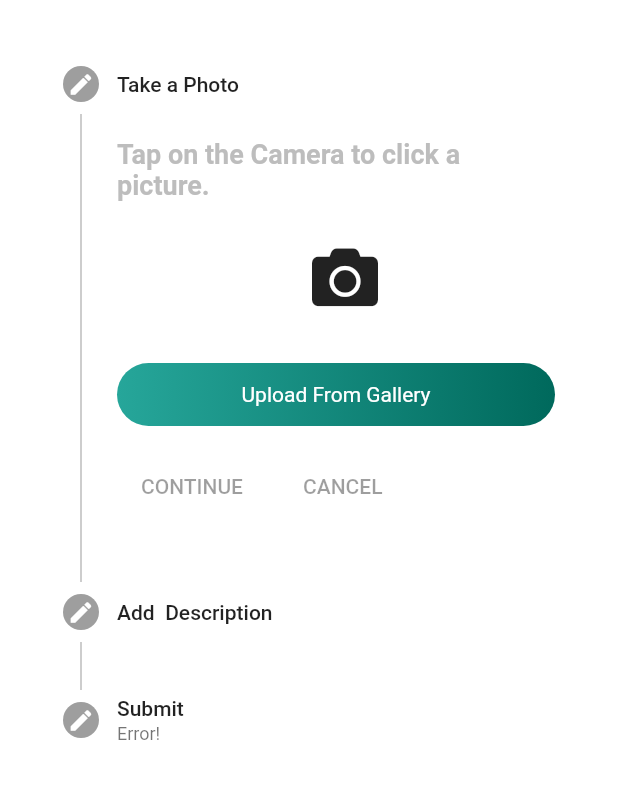
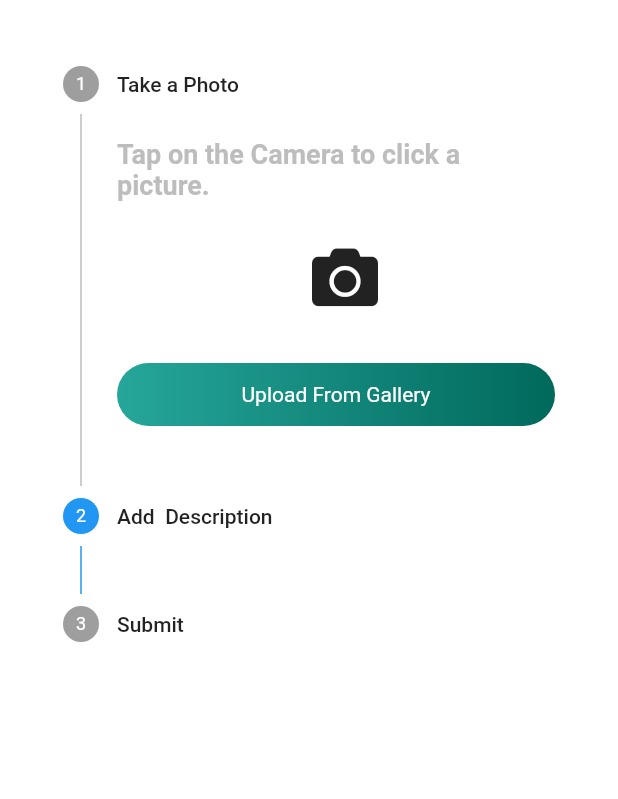
Before and after one commit to justdvnsh/Civilcops, a Flutter app: the ReportScreen screen opened by its route, after a tap on "Proceed", on a phone screen of 412 x 824 dp, the part 84-883 px from its top. Run offline on Flutter 3.47's test engine with Material 2 defaults, Android fonts, the phone set to English and light mode, and no system bars; our stand-ins replace fluttertoast, font_awesome_flutter, geolocator, get_it, google_maps_flutter, intro_slider and 3 more.

Commit message:
added minor fixes

```diff
--- /dev/null
+++ b/app/lib/business_logic/models/complaints.dart
@@ -0,0 +1,40 @@
+class Complaint {
+
+  String complaintIdentity;
+  String concernedDept;
+  String imageUrl;
+  String description;
+  String attachment;
+  String status;
+  String userNumber;
+
+  Complaint({this.complaintIdentity, this.concernedDept, this.imageUrl, this.attachment, this.description, this.status, this.userNumber});
+
+  String getComplaintIdentity() {
+    return this.complaintIdentity;
+  }
+
+  String getConcernedDept() {
+    return this.concernedDept;
+  }
+
+  String getImageUrl() {
+    return this.imageUrl;
+  }
+
+  String getDescription() {
+    return this.description;
+  }
+
+  String getAttachment() {
+    return this.attachment;
+  }
+
+  String getStatus() {
+    return this.status;
+  }
+
+  String getUserNumber() {
+    return this.userNumber;
+  }
+}
--- a/app/lib/business_logic/viewmodels/home/register_complaint_viewmodel.dart
+++ b/app/lib/business_logic/viewmodels/home/register_complaint_viewmodel.dart
@@ -7,100 +7,8 @@ class RegisterComplaintViewModel extends ChangeNotifier {
   int _currentSteps = 0;
   static bool _complete = false;
 
-  List<Step> _steps = [
-    Step(
-      title: const Text('Take a Photo'),
-      isActive: _complete == true ? true : false,
-      state: _complete == true ? StepState.complete : StepState.editing,
-      content: Column(
-        mainAxisAlignment: MainAxisAlignment.center,
-        children: <Widget>[
-          Text(
-            "Tap on the Camera to click a picture.",
-            style: TextStyle(
-              fontSize: 18,
-              fontWeight: FontWeight.bold,
-              color: Colors.grey[400]
-            ),
-          ),
-          SizedBox(
-            height: 20,
-          ),
-          IconButton(
-            icon: Icon(FontAwesomeIcons.camera, size: 44,),
-            onPressed: () {},
-          ),
-          SizedBox(
-            height: 40,
-          ),
-          CustomButtons(
-            buttonText: "Upload From Gallery",
-            onPressed: () {},
-            textSize: 14,
-          ),
-        ],
-      ),
-    ),
-    Step(
-      isActive: _complete == true ? true : false,
-      state: _complete == true ? StepState.complete : StepState.editing,
-      title: const Text('Add  Description'),
-      content: Column(
-        children: <Widget>[
-          Align(
-            alignment: Alignment.centerLeft,
-            child: Text(
-              "Add Description.",
-              style: TextStyle(
-                fontSize: 18,
-                fontWeight: FontWeight.bold,
-                color: Colors.grey[400]
-              ),
-            ),
-          ),
-          SizedBox(height: 20,),
-          TextFormField(
-            keyboardType: TextInputType.multiline,
-            decoration: InputDecoration(
-              hintText: "Description",
-              focusedBorder: OutlineInputBorder(
-                borderSide: const BorderSide(color: Colors.grey)
-              ),
-              enabledBorder: OutlineInputBorder(
-                borderSide: const BorderSide(color: Colors.grey)
-              ),
-              contentPadding: const EdgeInsets.all(40)
-            ),
-          ),
-          SizedBox(height: 20,),
-          Row(
-            mainAxisAlignment: MainAxisAlignment.end,
-            children: <Widget>[
-              Icon(FontAwesomeIcons.paperclip, size: 20, color: Colors.teal[400],),
-              Text("Attach File", style: TextStyle(color: Colors.teal[400]),),
-            ],
-          ),
-        ],
-      ),
-    ),
-    Step(
-      isActive: _complete == true ? true : false,
-      state: _complete == true ? StepState.complete : StepState.editing,
-      title: const Text('Submit'),
-      subtitle: const Text("Error!"),
-      content: Column(
-        children: <Widget>[
-          CircleAvatar(
-            backgroundColor: Colors.red,
-          )
-        ],
-      ),
-    ),
-  ];
-
-
-  next() {
-    _currentSteps + 1 != _steps.length ? goTo(_currentSteps + 1) : _complete = true;
+  next(int length) {
+    _currentSteps + 1 != length ? goTo(_currentSteps + 1) : _complete = true;
     notifyListeners();
   }
 
@@ -119,5 +27,4 @@ class RegisterComplaintViewModel extends ChangeNotifier {
 
   int get currentSteps => _currentSteps;
   bool get complete => _complete;
-  List<Step> get steps => _steps;
 }
--- a/app/lib/screens/home/bottomBar/reportScreen.dart
+++ b/app/lib/screens/home/bottomBar/reportScreen.dart
@@ -1,3 +1,4 @@
+import 'package:civilcops/business_logic/models/complaints.dart';
 import 'package:civilcops/screens/home/registerComplaint/registerComplaintScreen.dart';
 import 'package:civilcops/screens/widgets/buttons.dart';
 import 'package:civilcops/screens/widgets/scroll.dart';
@@ -12,6 +13,8 @@ class ReportScreen extends StatefulWidget {
 }
 
 class _ReportScreenState extends State<ReportScreen> {
+
+  Complaint complaint = Complaint();
 
   @override
   Widget build(BuildContext context) {
--- a/app/lib/screens/home/registerComplaint/registerComplaintScreen.dart
+++ b/app/lib/screens/home/registerComplaint/registerComplaintScreen.dart
@@ -16,7 +16,133 @@ class RegisterComplaintScreen extends StatefulWidget {
 
 class _RegisterComplaintScreenState extends State<RegisterComplaintScreen> {
 
-  static RegisterComplaintViewModel model = serviceLocator<RegisterComplaintViewModel>();
+  RegisterComplaintViewModel model = serviceLocator<RegisterComplaintViewModel>();
+
+  List<Step> _steps = [
+    Step(
+      title: const Text('Take a Photo'),
+      isActive: false,
+      state: StepState.indexed,
+      content: Column(
+        mainAxisAlignment: MainAxisAlignment.center,
+        children: <Widget>[
+          Text(
+            "Tap on the Camera to click a picture.",
+            style: TextStyle(
+              fontSize: 18,
+              fontWeight: FontWeight.bold,
+              color: Colors.grey[400]
+            ),
+          ),
+          SizedBox(
+            height: 20,
+          ),
+          IconButton(
+            icon: Icon(FontAwesomeIcons.camera, size: 44,),
+            onPressed: () {},
+          ),
+          SizedBox(
+            height: 40,
+          ),
+          CustomButtons(
+            buttonText: "Upload From Gallery",
+            onPressed: () {},
+            textSize: 14,
+          ),
+        ],
+      ),
+    ),
+    Step(
+      isActive: true,
+      state: StepState.indexed,
+      title: const Text('Add  Description'),
+      content: Column(
+        children: <Widget>[
+          Align(
+            alignment: Alignment.centerLeft,
+            child: Text(
+              "Add Description.",
+              style: TextStyle(
+                fontSize: 18,
+                fontWeight: FontWeight.bold,
+                color: Colors.grey[400]
+              ),
+            ),
+          ),
+          SizedBox(height: 20,),
+          TextFormField(
+            keyboardType: TextInputType.multiline,
+            decoration: InputDecoration(
+              hintText: "Description",
+              focusedBorder: OutlineInputBorder(
+                borderSide: const BorderSide(color: Colors.grey)
+              ),
+              enabledBorder: OutlineInputBorder(
+                borderSide: const BorderSide(color: Colors.grey)
+              ),
+              contentPadding: const EdgeInsets.all(40)
+            ),
+          ),
+          SizedBox(height: 20,),
+          Row(
+            mainAxisAlignment: MainAxisAlignment.end,
+            children: <Widget>[
+              Icon(FontAwesomeIcons.paperclip, size: 20, color: Colors.teal[400],),
+              Text("Attach File", style: TextStyle(color: Colors.teal[400]),),
+            ],
+          ),
+        ],
+      ),
+    ),
+    Step(
+      isActive: false,
+      state: StepState.indexed,
+      title: const Text('Submit'),
+      content: Column(
+        children: <Widget>[
+          Align(
+            alignment: Alignment.centerLeft,
+            child: Text(
+              "Complaint Review",
+              style: TextStyle(
+                fontSize: 18,
+                fontWeight: FontWeight.bold,
+                color: Colors.grey[400]
+              ),
+            ),
+          ),
+          SizedBox(height: 20,),
+          TextFormField(
+            keyboardType: TextInputType.multiline,
+            decoration: InputDecoration(
+              hintText: "Description",
+              focusedBorder: OutlineInputBorder(
+                borderSide: const BorderSide(color: Colors.grey)
+              ),
+              enabledBorder: OutlineInputBorder(
+                borderSide: const BorderSide(color: Colors.grey)
+              ),
+              contentPadding: const EdgeInsets.all(40)
+            ),
+          ),
+          SizedBox(height: 20,),
+          Row(
+            mainAxisAlignment: MainAxisAlignment.end,
+            children: <Widget>[
+              Icon(FontAwesomeIcons.paperclip, size: 20, color: Colors.teal[400],),
+              Text("Attach File", style: TextStyle(color: Colors.teal[400]),),
+            ],
+          ),
+          SizedBox(height: 20),
+          CustomButtons(
+            buttonText: "Submit",
+            onPressed: () {},
+            textSize: 14,
+          ),
+        ],
+      ),
+    ),
+  ];
 
   @override
   Widget build(BuildContext context) {
@@ -49,11 +175,15 @@ class _RegisterComplaintScreenState extends State<RegisterComplaintScreen> {
                         SizedBox(height: 10),
                         Stepper(
                           type: StepperType.vertical,
-                          steps: model.steps,
+                          steps: _steps,
                           currentStep: model.currentSteps,
-                          onStepContinue: model.next(),
+                          onStepContinue: model.next(_steps.length),
                           onStepCancel: model.cancel(),
                           onStepTapped: (step) => model.goTo(step),
+                          controlsBuilder: (BuildContext context,
+                              {VoidCallback onStepContinue, VoidCallback onStepCancel}) {
+                            return SizedBox();
+                          },
                         ),
                       ],
                     ),
```
